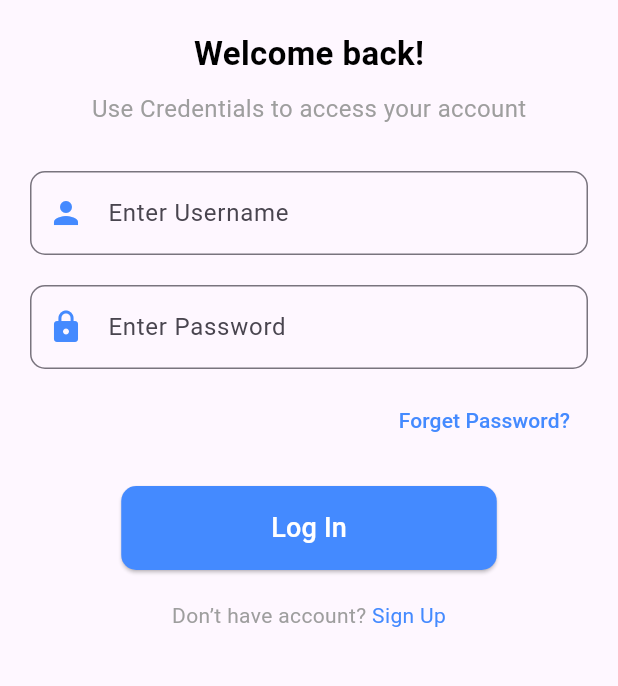
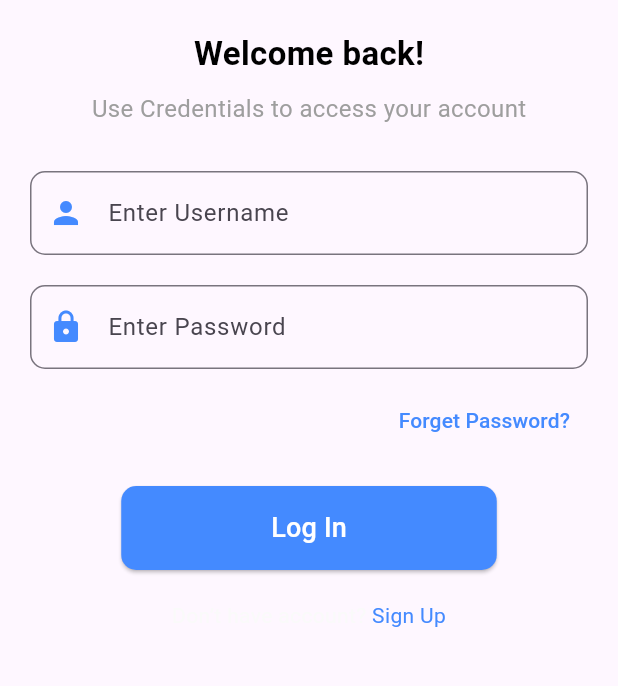
Before and after one commit to Pradip-Lamsal/UniFinder, a Flutter app: the screen it shows after launch, after a tap on "Skip", on a phone screen of 412 x 824 dp, the part 423-1109 px from its top. Run offline on Flutter 3.47's test engine with Material 3 defaults, Android fonts, the phone set to English and light mode, and no system bars.

```diff
--- a/uni_finder/lib/view/login_screen.dart
+++ b/uni_finder/lib/view/login_screen.dart
@@ -118,7 +118,7 @@ class LoginScreen extends StatelessWidget {
               children: [
                 const Text(
                   "Don’t have account? ",
-                  style: TextStyle(color: Colors.grey),
+                  style: TextStyle(color: Color.fromARGB(255, 250, 250, 250)),
                 ),
                 GestureDetector(
                   onTap: () {
```
